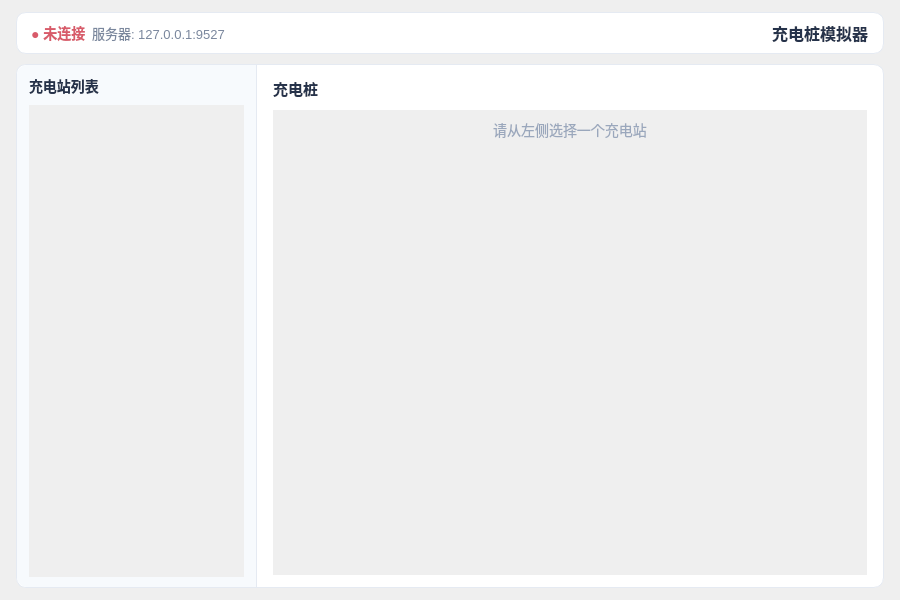
Before: the Qt Designer form device_simulator/simwindow.ui in enzooli26/codex.1, drawn with Qt 5.
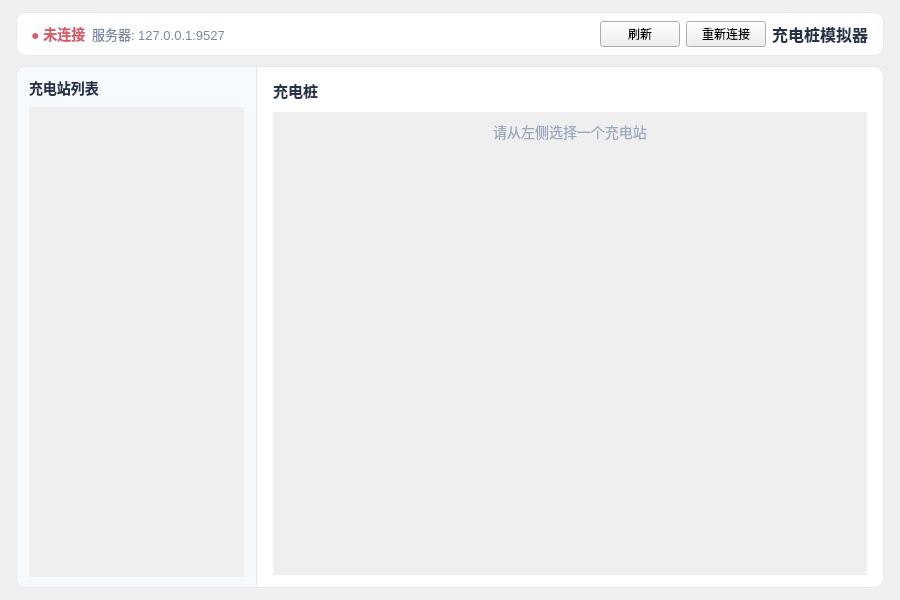
After: the same form once the commit is applied.

Diff of the .ui file:
```diff
--- a/device_simulator/simwindow.ui
+++ b/device_simulator/simwindow.ui
@@ -81,6 +81,16 @@
          </property>
         </spacer>
        </item>
+       <item>
+        <widget class="QPushButton" name="refreshBtn">
+         <property name="text"><string>刷新</string></property>
+        </widget>
+       </item>
+       <item>
+        <widget class="QPushButton" name="toggleConnBtn">
+         <property name="text"><string>重新连接</string></property>
+        </widget>
+       </item>
        <item>
         <widget class="QLabel" name="titleLabel">
          <property name="text">
```
